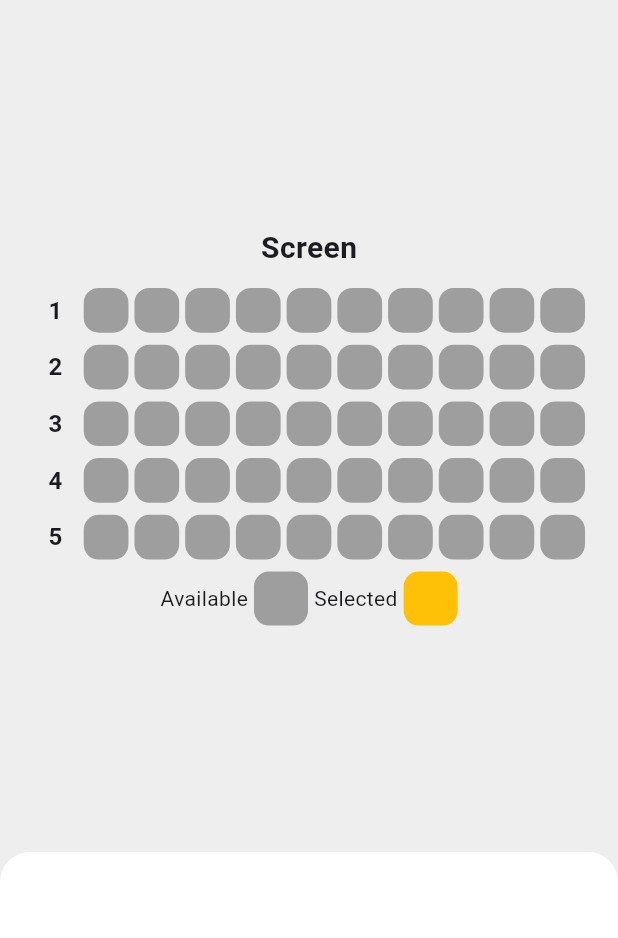
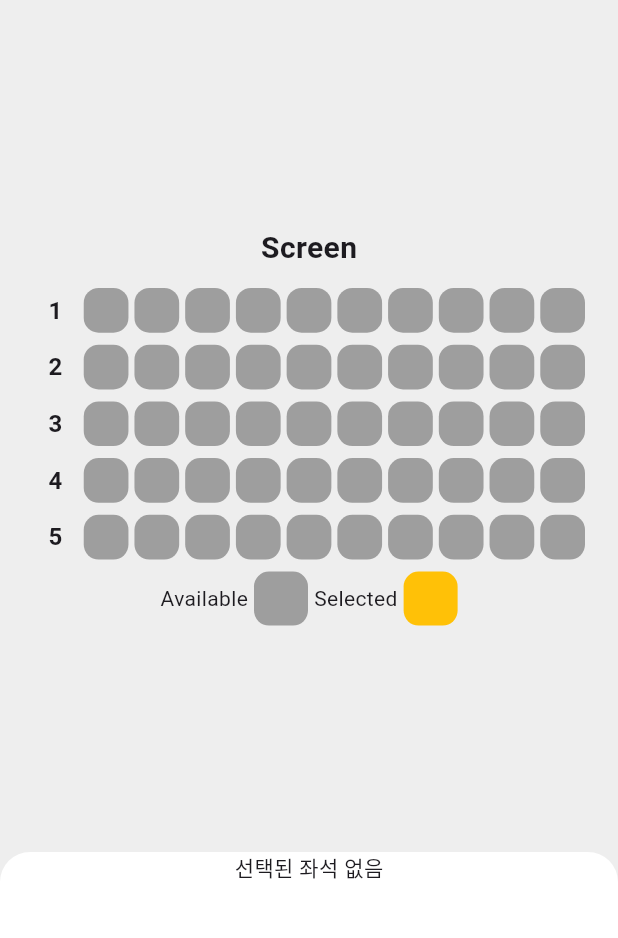
Before and after one commit to seoyeon-haru/flutter_seat_app, a Flutter app: the screen it shows after launch, on a phone screen of 412 x 824 dp, the part 84-1022 px from its top. Run offline on Flutter 3.47's test engine with Material 3 defaults, Android fonts, the phone set to English and light mode, and no system bars.

Commit message:
Create Text

```diff
--- a/lib/seat_bottom.dart
+++ b/lib/seat_bottom.dart
@@ -5,11 +5,17 @@ class SeatBottom extends StatelessWidget {
   Widget build(BuildContext context) {
     return Container(
       height: 200,
+      width: double.infinity,
       decoration: BoxDecoration(
           color: Colors.white,
           borderRadius: BorderRadius.vertical(
             top: Radius.circular(20),
           )),
+      child: Column(
+        children: [
+          Text('선택된 좌석 없음'),
+        ],
+      ),
     );
   }
 }
```
